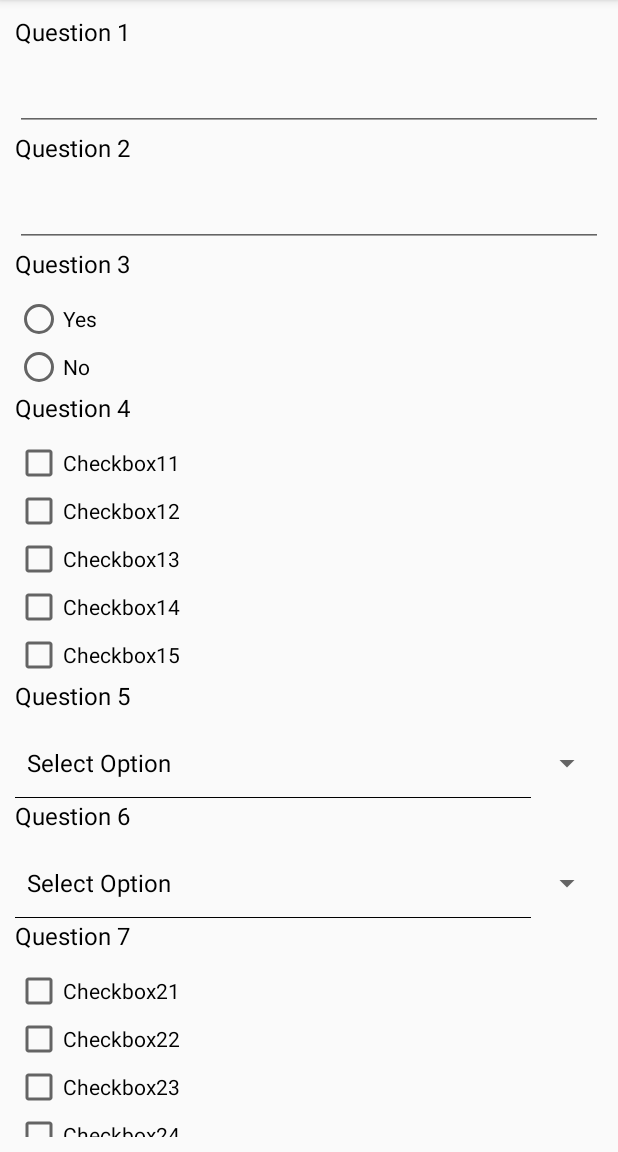
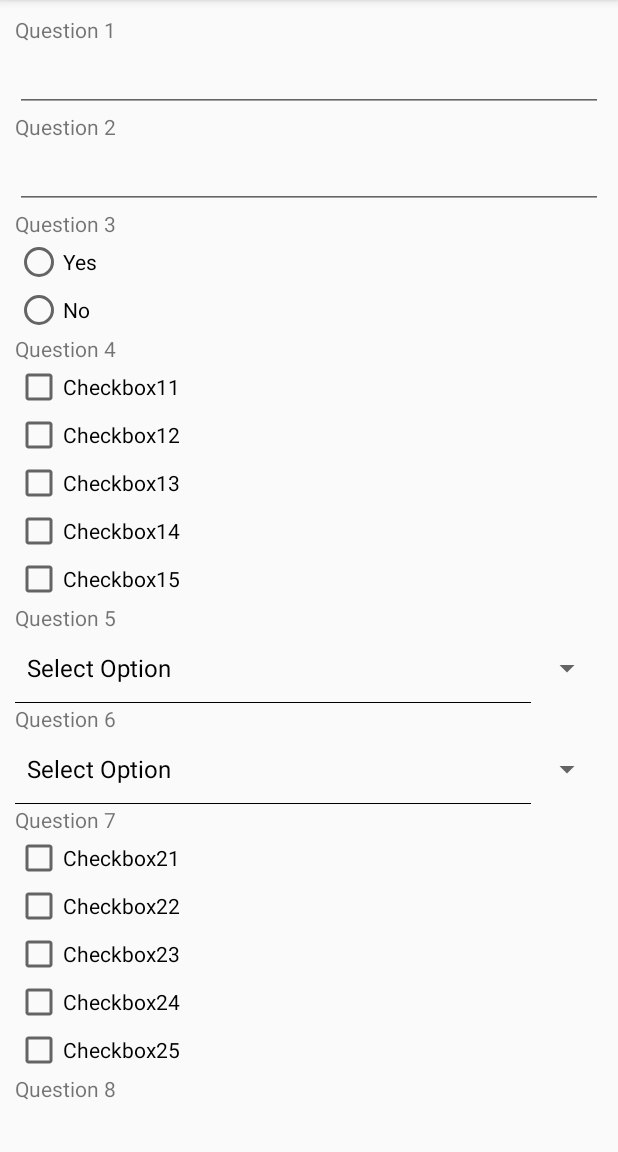
Before and after one commit to vimalku637/BARC_DEMO, an Android app: the screen it shows after launch (MainActivity), on a phone screen of 412 x 824 dp, the part 84-1236 px from its top. Run offline under Robolectric (Android 15) with nearby library versions, the light colour scheme and no system bars.

Commit message:
Rja-123 added

```diff
--- a/app/src/main/java/com/vrp/barc_demo/MainActivity.java
+++ b/app/src/main/java/com/vrp/barc_demo/MainActivity.java
@@ -30,7 +30,7 @@
     private static final String TAG = "Main_Activity";
     private Button btn_submit;
     private static String answerET;
-
+    LinearLayout ll_parent;
     @Override
     protected void onCreate(Bundle savedInstanceState) {
         super.onCreate(savedInstanceState);
@@ -290,16 +290,64 @@
                 for (int i = 0; i < jsonArrayQuestions.length(); i++) {
                     JSONObject jsonObjectQuesType=jsonArrayQuestions.getJSONObject(i);
                     if (jsonObjectQuesType.getString("question_type").equals("1")) {
-                        onAddEditField(jsonObjectQuesType);
+                        TextView txtLabel = new TextView(this);
+                        EditText editText=new EditText(this);
+                        txtLabel.setText(jsonObjectQuesType.getString("question_name"));
+                        ll_parent.addView(txtLabel);
+                        ll_parent.addView(editText);
+
                     }
                     else if (jsonObjectQuesType.getString("question_type").equals("2")) {
-                        onAddRadioButton(jsonObjectQuesType);
+                        TextView txtLabel = new TextView(this);
+                        txtLabel.setText(jsonObjectQuesType.getString("question_name"));
+                        ll_parent.addView(txtLabel);
+                        JSONArray jsonArrayOptions = jsonObjectQuesType.getJSONArray("question_options");
+                        for (int j = 0; j <jsonArrayOptions.length() ; j++) {
+                            RadioButton button=new RadioButton(this);
+                            JSONObject jsonObject1=jsonArrayOptions.getJSONObject(j);
+                            button.setText(jsonObject1.getString("option_value"));
+                            ll_parent.addView(button);
+
+                        }
+                        //onAddRadioButton(jsonObjectQuesType);
                     }
                     else if (jsonObjectQuesType.getString("question_type").equals("3")) {
-                        onAddCheckBox(jsonObjectQuesType);
+                        TextView txtLabel = new TextView(this);
+                        txtLabel.setText(jsonObjectQuesType.getString("question_name"));
+                        ll_parent.addView(txtLabel);
+                        JSONArray jsonArrayOptions = jsonObjectQuesType.getJSONArray("question_options");
+                        for (int j = 0; j <jsonArrayOptions.length() ; j++) {
+                            JSONObject jsonObject1=jsonArrayOptions.getJSONObject(j);
+                            CheckBox checkBox=new CheckBox(this);
+                            checkBox.setText(jsonObject1.getString("option_value"));
+                            ll_parent.addView(checkBox);
+
+                        }
+
+                        //   onAddCheckBox(jsonObjectQuesType);
                     }
                     else if (jsonObjectQuesType.getString("question_type").equals("4")) {
-                        onAddSpinner(jsonObjectQuesType);
+                        TextView txtLabel = new TextView(this);
+                        txtLabel.setText(jsonObjectQuesType.getString("question_name"));
+                        ll_parent.addView(txtLabel);
+                        ArrayList<String> spinnerAL=new ArrayList<>();
+                        JSONArray jsonArrayOptions = jsonObjectQuesType.getJSONArray("question_options");
+                        Spinner spinner=new Spinner(this);
+                        for (int j = 0; j <jsonArrayOptions.length() ; j++) {
+                            spinnerAL.clear();
+                            for (int k = 0; k < jsonArrayOptions.length(); k++) {
+                                JSONObject jsonObjectOptionValues=jsonArrayOptions.getJSONObject(k);
+                                String spinnerOption=jsonObjectOptionValues.getString("option_value");
+                                spinnerAL.add(spinnerOption);
+                            }
+                            spinnerAL.add(0, getString(R.string.select_option));
+                            ArrayAdapter arrayAdapter=new ArrayAdapter(this, R.layout.custom_spinner_dropdown, spinnerAL);
+                            spinner.setAdapter(arrayAdapter);
+
+                        }
+                        ll_parent.addView(spinner);
+
+                       // onAddSpinner(jsonObjectQuesType);
                     }
                 }
             }
@@ -311,7 +359,7 @@
     }
 
     public void onAddEditField(JSONObject jsonObjectQuesType) {
-        LinearLayout ll_parent=findViewById(R.id.ll_parent);
+
 
         LayoutInflater inflater=(LayoutInflater) getSystemService(Context.LAYOUT_INFLATER_SERVICE);
         final View rowView=inflater.inflate(R.layout.edit_text_layout, null);
@@ -329,7 +377,7 @@
     }
 
     public void onAddSpinner(JSONObject jsonObjectQuesType) {
-        LinearLayout ll_parent=findViewById(R.id.ll_parent);
+         ll_parent=findViewById(R.id.ll_parent);
         ArrayList<String> spinnerAL=new ArrayList<>();
 
         LayoutInflater inflater=(LayoutInflater) getSystemService(Context.LAYOUT_INFLATER_SERVICE);
@@ -360,7 +408,7 @@
         ll_parent.addView(rowView, ll_parent.getChildCount());
     }
     public void onAddRadioButton(JSONObject jsonObjectQuesType) {
-        LinearLayout ll_parent=findViewById(R.id.ll_parent);
+         ll_parent=findViewById(R.id.ll_parent);
 
         LayoutInflater inflater=(LayoutInflater) getSystemService(Context.LAYOUT_INFLATER_SERVICE);
         View rowView=inflater.inflate(R.layout.questions_layout, null);
@@ -391,7 +439,7 @@
         ll_parent.addView(rowView, ll_parent.getChildCount());
     }
     public void onAddCheckBox(JSONObject jsonObjectQuesType) {
-        LinearLayout ll_parent=findViewById(R.id.ll_parent);
+         ll_parent=findViewById(R.id.ll_parent);
         LayoutInflater inflater=(LayoutInflater) getSystemService(Context.LAYOUT_INFLATER_SERVICE);
         final View rowView=inflater.inflate(R.layout.questions_layout, null);
         /*here are fields*/
@@ -419,15 +467,51 @@
         // Add the new row before the add field button.
         ll_parent.addView(rowView, ll_parent.getChildCount());
     }
-
     private void initViews() {
         btn_submit=findViewById(R.id.btn_submit);
+        ll_parent=findViewById(R.id.ll_parent);
     }
     private void submitButtonClick() {
         btn_submit.setOnClickListener(new View.OnClickListener() {
             @Override
             public void onClick(View view) {
-                Toast.makeText(MainActivity.this, "Please get values first from all fields.", Toast.LENGTH_LONG).show();
+                for (int i = 0; i < ll_parent.getChildCount(); i++) {
+                    final View viewss = ll_parent.getChildAt(i);
+                    if (viewss instanceof LinearLayout){
+                        LinearLayout linearLayout = (LinearLayout) viewss;
+                        for (int j = 0; j <linearLayout.getChildCount() ; j++) {
+                            View view1= linearLayout.getChildAt(j);
+                            if (view1 instanceof LinearLayout){
+                                LinearLayout linearLayout1=(LinearLayout) view1;
+                                for (int k = 0; k < linearLayout1.getChildCount() ; k++) {
+                                    View view2= linearLayout1.getChildAt(k);
+                                    if (view2 instanceof RadioGroup){
+                                        Toast.makeText(MainActivity.this, "Radio Group", Toast.LENGTH_SHORT).show();
+
+                                    }
+                                    if (view2 instanceof CheckBox){
+                                        Toast.makeText(MainActivity.this, "Checkbox", Toast.LENGTH_SHORT).show();
+
+                                    }
+
+                                }
+                            }
+                             if(view1 instanceof EditText){
+                                Toast.makeText(MainActivity.this, "Edit text", Toast.LENGTH_SHORT).show();
+
+                            } if(view1 instanceof RadioButton){
+                                Toast.makeText(MainActivity.this, "Radio", Toast.LENGTH_SHORT).show();
+
+                            } if(view1 instanceof Spinner){
+                                Toast.makeText(MainActivity.this, "Spinner", Toast.LENGTH_SHORT).show();
+
+                            } if(view1 instanceof CheckBox){
+                                Toast.makeText(MainActivity.this, "Checkbox", Toast.LENGTH_SHORT).show();
+
+                            }
+                        }
+                    }
+                }
             }
         });
     }
```
